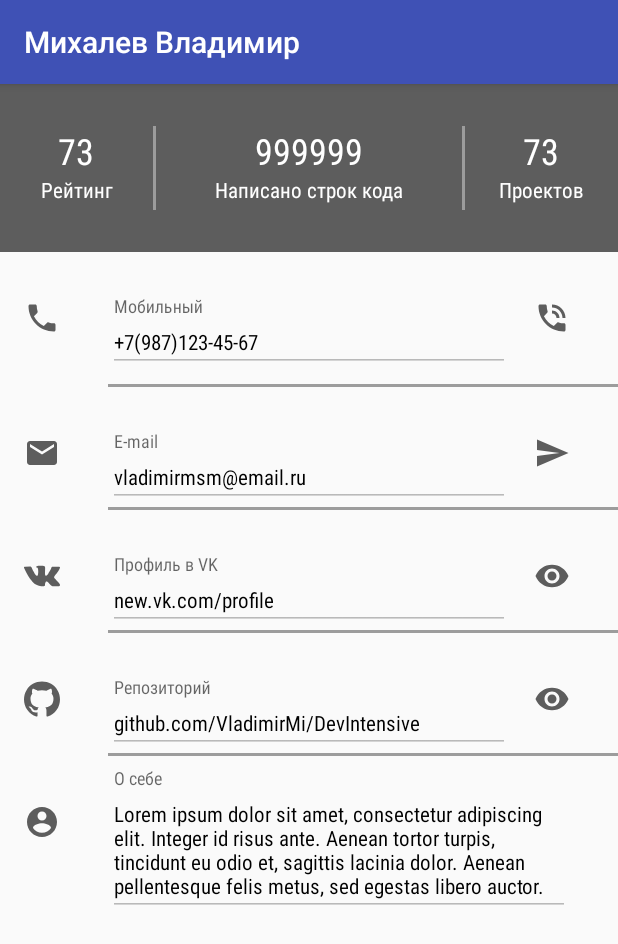
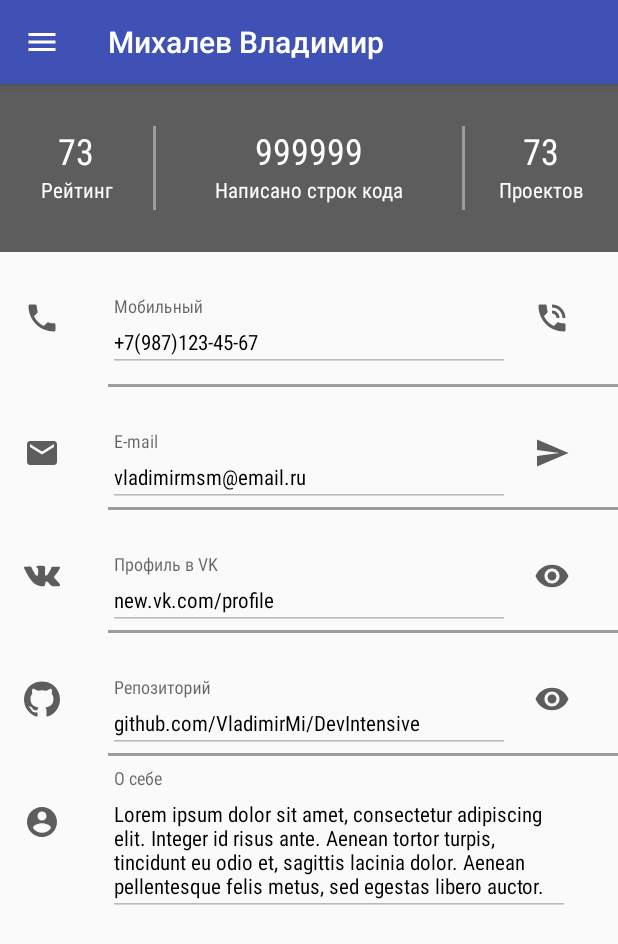
Before and after one commit to VladimirMi/DevIntensive, an Android app: the screen it shows after launch (MainActivity), on a phone screen of 412 x 824 dp. Shown: the top 944 px of the screen. Run offline under Robolectric (Android 15) with nearby library versions, the phone set to English and light mode, and no system bars; 2 statements that could not run were skipped.

Commit message:
Setting Drawer

```diff
--- a/app/src/main/java/com/softdesign/devintensive/ui/activities/MainActivity.java
+++ b/app/src/main/java/com/softdesign/devintensive/ui/activities/MainActivity.java
@@ -1,10 +1,16 @@
 package com.softdesign.devintensive.ui.activities;
 
 import android.support.design.widget.CoordinatorLayout;
+import android.support.design.widget.NavigationView;
 import android.support.design.widget.Snackbar;
+import android.support.v4.view.GravityCompat;
+import android.support.v4.widget.DrawerLayout;
+import android.support.v7.app.ActionBar;
 import android.support.v7.app.AppCompatActivity;
 import android.os.Bundle;
+import android.support.v7.widget.Toolbar;
 import android.util.Log;
+import android.view.MenuItem;
 import android.view.View;
 import android.widget.ImageView;
 
@@ -15,6 +21,8 @@ public class MainActivity extends BaseActivity implements View.OnClickListener {
     private static final String TAG = ConstantManager.TAG_PREFIX + "Main Activity";
     private ImageView mCallImg;
     private CoordinatorLayout mCoordinatorLayout;
+    private Toolbar mToolbar;
+    private DrawerLayout mNavigationDrawer;
 
     @Override
     protected void onCreate(Bundle savedInstanceState) {
@@ -24,14 +32,26 @@ public class MainActivity extends BaseActivity implements View.OnClickListener {
 
         mCallImg = (ImageView) findViewById(R.id.call_img);
         mCoordinatorLayout = (CoordinatorLayout) findViewById(R.id.main_coordinator_container);
+        mToolbar = (Toolbar) findViewById(R.id.toolbar);
+        mNavigationDrawer = (DrawerLayout) findViewById(R.id.navigation_drawer);
 
         mCallImg.setOnClickListener(this);
+        setupToolbar();
+        setupDrawer();
 
         if (savedInstanceState == null) {
             // first starting of the activity
         } else {
             // recreating activity
         }
+    }
+
+    @Override
+    public boolean onOptionsItemSelected(MenuItem item) {
+        if (item.getItemId() == android.R.id.home) {
+            mNavigationDrawer.openDrawer(GravityCompat.START);
+        }
+        return super.onOptionsItemSelected(item);
     }
 
     @Override
@@ -87,4 +107,28 @@ public class MainActivity extends BaseActivity implements View.OnClickListener {
     private void showSnackBar(String message) {
         Snackbar.make(mCoordinatorLayout, message, Snackbar.LENGTH_LONG).show();
     }
+
+    private void setupToolbar() {
+        setSupportActionBar(mToolbar);
+        ActionBar actionBar = getSupportActionBar();
+        if (actionBar != null) {
+            actionBar.setHomeAsUpIndicator(R.drawable.ic_menu_black_24dp);
+            actionBar.setDisplayHomeAsUpEnabled(true);
+        }
+    }
+
+    private void setupDrawer() {
+        final NavigationView navigationView = (NavigationView) findViewById(R.id.navigation_view);
+        assert navigationView != null;
+        navigationView.setNavigationItemSelectedListener(new NavigationView.OnNavigationItemSelectedListener() {
+            @Override
+            public boolean onNavigationItemSelected(MenuItem item) {
+                showSnackBar(item.getTitle().toString());
+                item.setChecked(true);
+                mNavigationDrawer.closeDrawer(GravityCompat.START);
+                return false;
+            }
+        });
+    }
+
 }
--- /dev/null
+++ b/app/src/main/res/drawable/ic_menu_black_24dp.xml
@@ -0,0 +1,9 @@
+<vector xmlns:android="http://schemas.android.com/apk/res/android"
+        android:width="24dp"
+        android:height="24dp"
+        android:viewportWidth="24.0"
+        android:viewportHeight="24.0">
+    <path
+        android:fillColor="#ffffff"
+        android:pathData="M3,18h18v-2L3,16v2zM3,13h18v-2L3,11v2zM3,6v2h18L21,6L3,6z"/>
+</vector>
--- a/app/src/main/res/layout/activity_main.xml
+++ b/app/src/main/res/layout/activity_main.xml
@@ -4,8 +4,10 @@
     xmlns:android="http://schemas.android.com/apk/res/android"
     xmlns:app="http://schemas.android.com/apk/res-auto"
     xmlns:tools="http://schemas.android.com/tools"
+    android:id="@+id/navigation_drawer"
     android:layout_width="match_parent"
     android:layout_height="match_parent"
+    android:fitsSystemWindows="true"
     tools:context="com.softdesign.devintensive.ui.activities.MainActivity">
 
     <android.support.design.widget.CoordinatorLayout
@@ -14,9 +16,23 @@
         android:layout_width="match_parent"
         android:layout_height="wrap_content">
 
+        <android.support.design.widget.AppBarLayout
+            style="@style/AppTheme.AppBarOverlay"
+            android:layout_width="match_parent"
+            android:layout_height="wrap_content">
+
+            <android.support.v7.widget.Toolbar
+                android:id="@+id/toolbar"
+                style="@style/AppTheme.PopupOverlay"
+                android:layout_width="match_parent"
+                android:layout_height="?attr/actionBarSize"
+                app:titleTextColor="@color/white"/>
+        </android.support.design.widget.AppBarLayout>
+
         <android.support.v4.widget.NestedScrollView
             android:layout_width="match_parent"
-            android:layout_height="wrap_content">
+            android:layout_height="wrap_content"
+            android:layout_marginTop="@dimen/spacing_large_56">
 
             <LinearLayout
                 android:layout_width="match_parent"
--- a/app/src/main/res/layout/drawer_header.xml
+++ b/app/src/main/res/layout/drawer_header.xml
@@ -2,6 +2,7 @@
 <RelativeLayout xmlns:android="http://schemas.android.com/apk/res/android"
                 android:layout_width="match_parent"
                 android:layout_height="172dp"
+                android:background="@drawable/header_bg"
                 android:paddingBottom="@dimen/spacing_small_8"
                 android:paddingLeft="@dimen/spacing_normal_16"
                 android:paddingRight="@dimen/spacing_normal_16"
@@ -10,14 +11,13 @@
     <ImageView
         android:layout_width="60dp"
         android:layout_height="60dp"
-        android:background="@color/color_accent"
-        android:layout_marginTop="@dimen/spacing_normal_16"/>
+        android:layout_marginTop="@dimen/spacing_normal_16"
+        android:background="@color/color_accent"/>
 
     <LinearLayout
         android:layout_width="match_parent"
         android:layout_height="@dimen/size_medium_56"
         android:layout_alignParentBottom="true"
-        android:background="@color/color_primary_dark"
         android:gravity="center_vertical"
         android:orientation="vertical">
 
--- /dev/null
+++ b/app/src/main/res/values-v21/styles.xml
@@ -0,0 +1,12 @@
+<?xml version="1.0" encoding="utf-8"?>
+<resources>
+
+    <style name="AppTheme" parent="Theme.AppCompat.Light.NoActionBar">
+        <item name="colorPrimary">@color/color_primary</item>
+        <item name="colorPrimaryDark">@color/color_primary_dark</item>
+        <item name="colorAccent">@color/color_accent</item>
+        <item name="android:windowDrawsSystemBarBackgrounds">true</item>
+        <item name="android:statusBarColor">@color/color_accent</item>
+        <item name="android:windowTranslucentStatus">true</item>
+    </style>
+</resources>
--- a/app/src/main/res/values/styles.xml
+++ b/app/src/main/res/values/styles.xml
@@ -1,12 +1,21 @@
 <resources xmlns:tools="http://schemas.android.com/tools">
 
     <!-- Base application theme. -->
-    <style name="AppTheme" parent="Theme.AppCompat.Light.DarkActionBar">
+    <style name="AppTheme" parent="Theme.AppCompat.Light.NoActionBar">
         <!-- Customize your theme here. -->
         <item name="colorPrimary">@color/color_primary</item>
         <item name="colorPrimaryDark">@color/color_primary_dark</item>
         <item name="colorAccent">@color/color_accent</item>
     </style>
+
+    <style name="AppTheme.NoActionBar">
+        <item name="android:windowNoTitle">true</item>
+        <item name="android:windowActionBar">false</item>
+    </style>
+
+    <style name="AppTheme.AppBarOverlay" parent="ThemeOverlay.AppCompat.Dark.ActionBar"/>
+
+    <style name="AppTheme.PopupOverlay" parent="Theme.AppCompat.Light"/>
 
     <style name="icon">
         <item name="android:layout_width">@dimen/size_small_24</item>
```
Also changed, not shown: app/src/main/res/drawable/header_bg.jpg (added).
